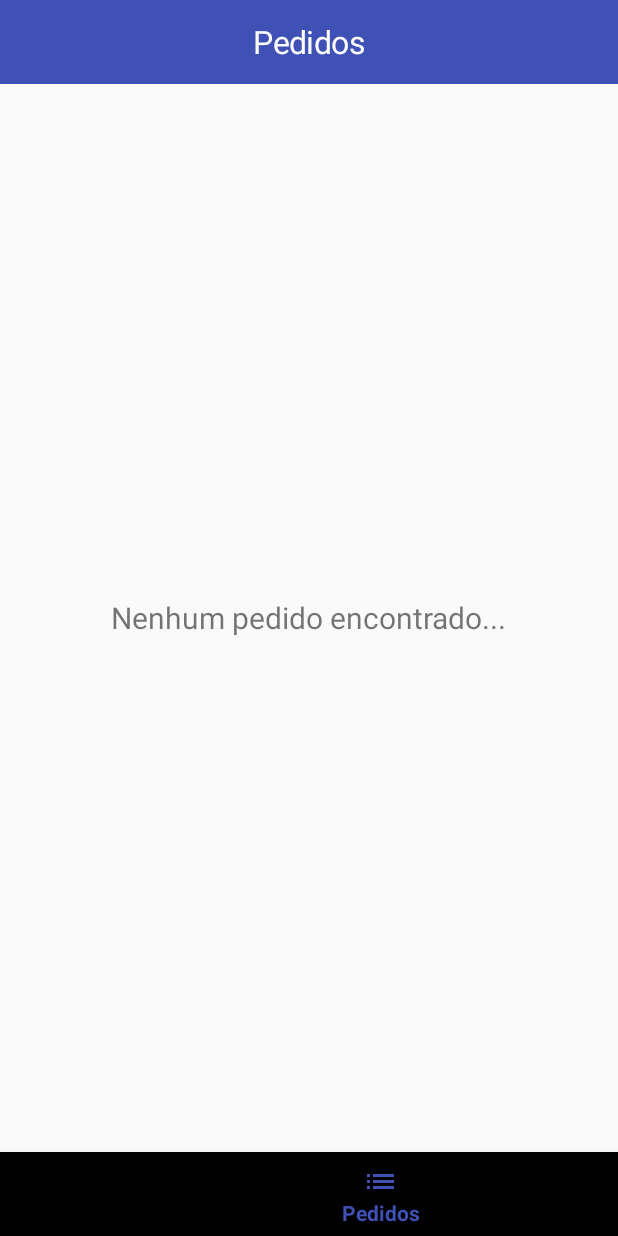
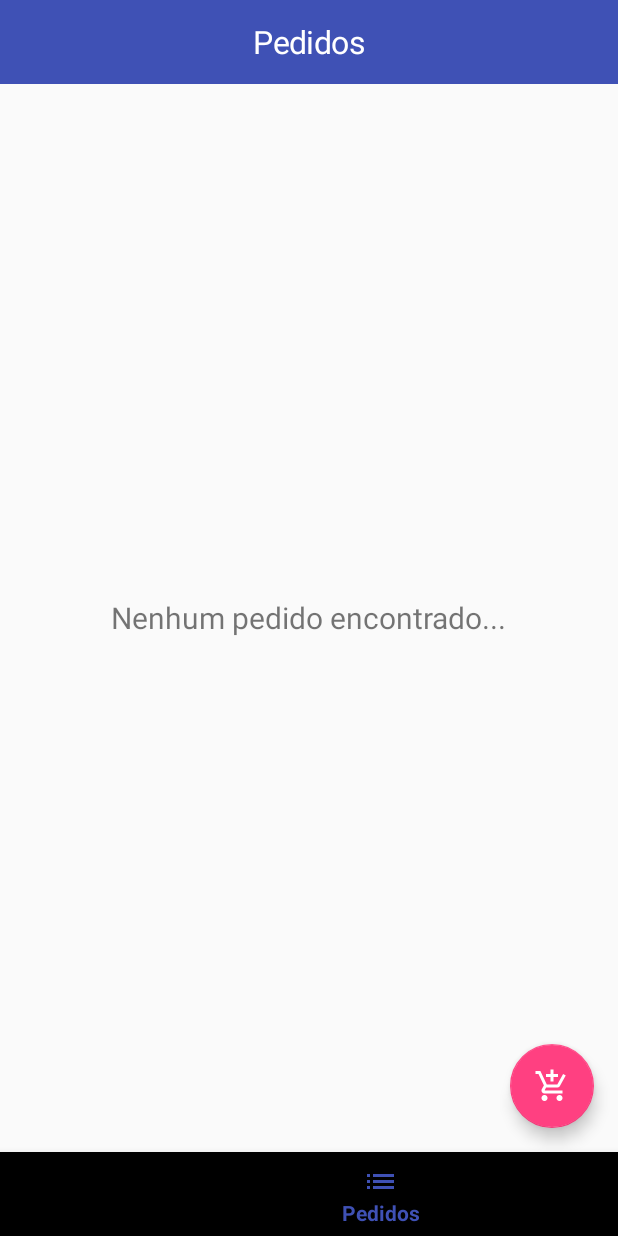
Before and after one commit to Jamylle/Horadopao, an Android app: the PlacesFragment screen opened directly, with no data from a screen before it, item 3 of the bottom bar chosen, on a phone screen of 412 x 824 dp. Run offline under Robolectric (Android 15) with nearby library versions, the phone set to English and light mode, and no system bars.

```diff
--- a/AhoradoPao/app/src/main/java/com/example/jamylle/ahoradopao/fragments/PlacesFragment.java
+++ b/AhoradoPao/app/src/main/java/com/example/jamylle/ahoradopao/fragments/PlacesFragment.java
@@ -3,12 +3,9 @@ package com.example.jamylle.ahoradopao.fragments;
 import android.content.DialogInterface;
 import android.os.Bundle;
 import android.support.v4.app.Fragment;
-import android.support.v4.app.FragmentManager;
 import android.support.v7.app.AlertDialog;
 import android.support.v7.widget.Toolbar;
 import android.view.LayoutInflater;
-import android.view.Menu;
-import android.view.MenuInflater;
 import android.view.MenuItem;
 import android.view.View;
 import android.view.ViewGroup;
@@ -22,7 +19,6 @@ import com.example.jamylle.ahoradopao.R;
 import com.example.jamylle.ahoradopao.adapters.PadariaAdapter;
 
 import java.util.ArrayList;
-import java.util.List;
 
 public class PlacesFragment extends Fragment {
 
@@ -66,7 +62,7 @@ public class PlacesFragment extends Fragment {
 
                             dataAdapter.setDropDownViewResource(android.R.layout.simple_spinner_dropdown_item);
 
-                            Spinner spinner = (Spinner) dialogView.findViewById(R.id.spinner);
+                            Spinner spinner = (Spinner) dialogView.findViewById(R.id.spinner_filter);
                             spinner.setAdapter(dataAdapter);
 
                             AlertDialog.Builder dialog = new AlertDialog.Builder(getActivity());
--- a/AhoradoPao/app/src/main/res/layout/dialog_filter_places.xml
+++ b/AhoradoPao/app/src/main/res/layout/dialog_filter_places.xml
@@ -13,7 +13,7 @@
         android:textSize="20sp"/>
 
     <Spinner
-        android:id="@+id/spinner"
+        android:id="@+id/spinner_filter"
         android:layout_width="match_parent"
         android:layout_height="wrap_content"
         android:layout_marginTop="10dp"/>
--- a/AhoradoPao/app/src/main/res/layout/fragment_orders.xml
+++ b/AhoradoPao/app/src/main/res/layout/fragment_orders.xml
@@ -1,14 +1,32 @@
 <?xml version="1.0" encoding="utf-8"?>
+
+<android.support.design.widget.CoordinatorLayout
+    xmlns:android="http://schemas.android.com/apk/res/android"
+    xmlns:app="http://schemas.android.com/apk/res-auto"
+    android:layout_width="match_parent"
+    android:layout_height="match_parent">
+
     <LinearLayout
-    xmlns:android="http://schemas.android.com/apk/res/android"
         android:layout_width="match_parent"
         android:layout_height="match_parent"
         android:gravity="center">
 
         <TextView
+            android:id="@+id/textView_orders"
             android:layout_width="wrap_content"
             android:layout_height="wrap_content"
             android:text="Nenhum pedido encontrado..."
             android:textSize="20sp"/>
 
     </LinearLayout>
+
+    <android.support.design.widget.FloatingActionButton
+        android:id="@+id/fab"
+        android:layout_width="wrap_content"
+        android:layout_height="wrap_content"
+        android:layout_gravity="bottom|end"
+        android:layout_margin="16dp"
+        android:src="@drawable/ic_add_shopping_cart_white_24dp"
+        app:fabSize="normal"/>
+
+</android.support.design.widget.CoordinatorLayout>
```
Also changed, not shown: AhoradoPao/app/src/main/java/com/example/jamylle/ahoradopao/fragments/OrdersFragment.java (+76 -0 lines), AhoradoPao/app/src/main/res/layout/dialog_make_order.xml (added, +48 -0 lines), AhoradoPao/app/src/main/res/drawable-hdpi/ic_add_shopping_cart_white_24dp.png (added), AhoradoPao/app/src/main/res/drawable-mdpi/ic_add_shopping_cart_white_24dp.png (added), AhoradoPao/app/src/main/res/drawable-xhdpi/ic_add_shopping_cart_white_24dp.png (added), AhoradoPao/app/src/main/res/drawable-xxhdpi/ic_add_shopping_cart_white_24dp.png (added), AhoradoPao/app/src/main/res/drawable-xxxhdpi/ic_add_shopping_cart_white_24dp.png (added). Lines whose indentation alone changed are shown as unchanged.
